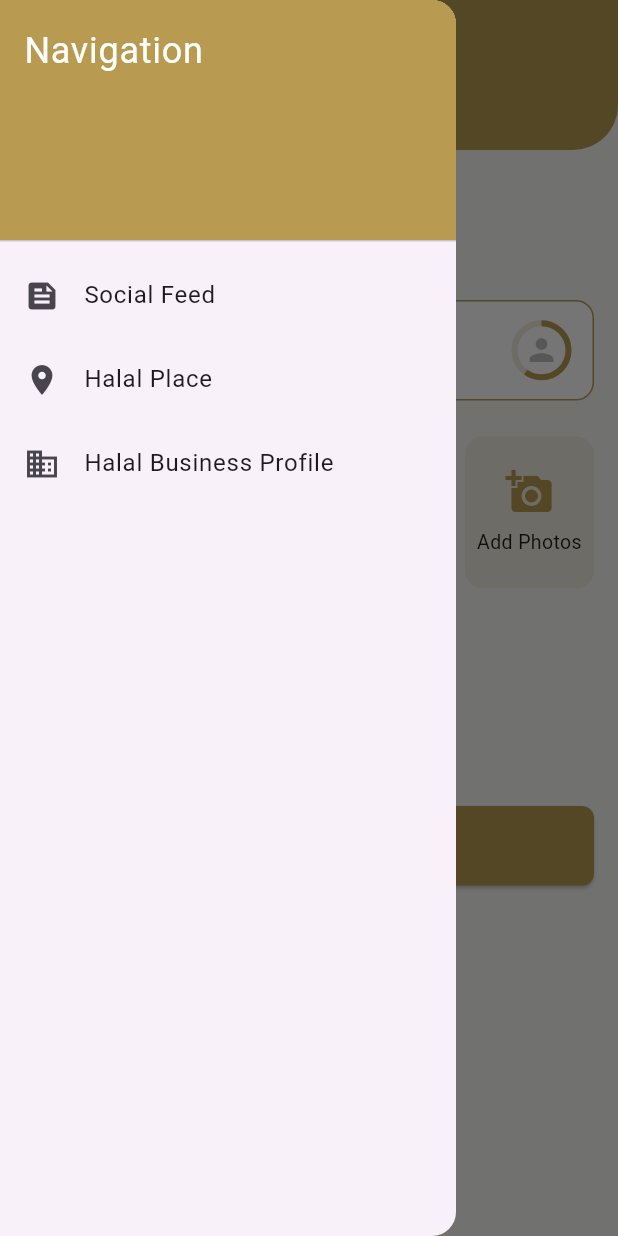
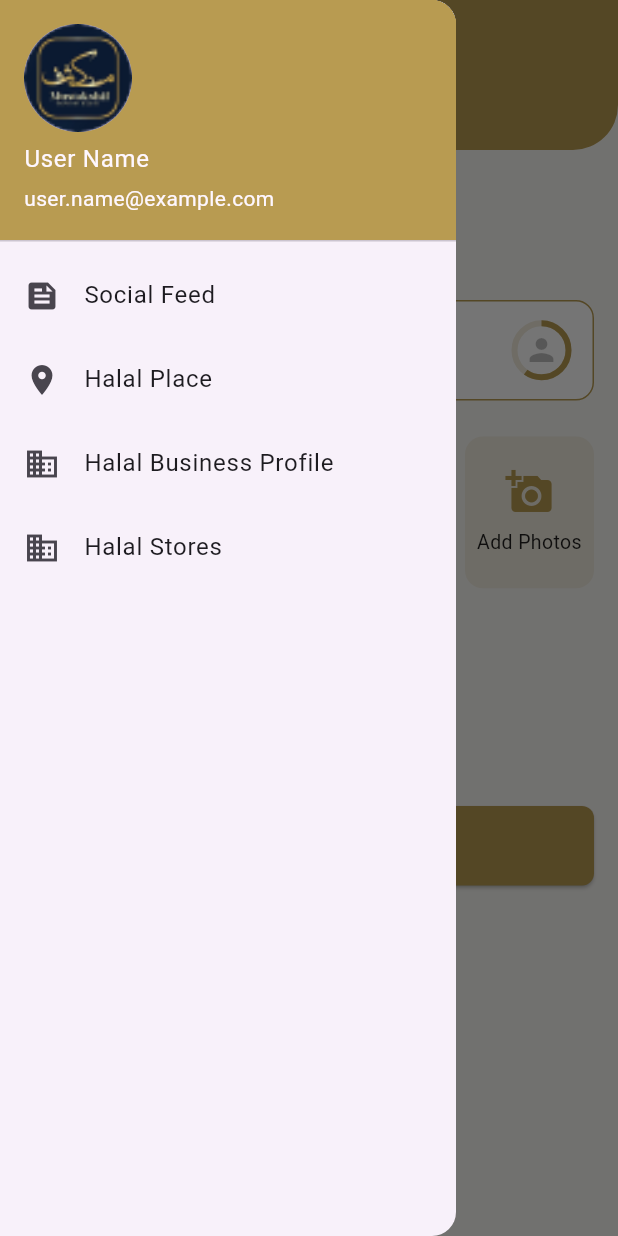
Before and after one commit to gohar95/Navicofost-Gohar-Trial, a Flutter app: the HalalBusinessProfileScreen screen opened directly, with the side drawer open, on a phone screen of 412 x 824 dp. Run offline on Flutter 3.47's test engine with Material 3 defaults, Android fonts, the phone set to English and light mode, and no system bars; network calls fail.

Commit message:
Added Navigation Drawer for better visualization

```diff
--- a/lib/widgets/app_drawer.dart
+++ b/lib/widgets/app_drawer.dart
@@ -1,4 +1,5 @@
 import 'package:flutter/material.dart';
+import 'package:untitled/screens/stores_screen.dart';
 import '../screens/halal_business_profile_screen.dart';
 import '../screens/halal_place_screen.dart';
 import '../screens/social_feed_screen.dart';
@@ -12,16 +13,14 @@ class AppDrawer extends StatelessWidget {
       child: ListView(
         padding: EdgeInsets.zero,
         children: <Widget>[
-          const DrawerHeader(
+          const UserAccountsDrawerHeader(
+            accountName: Text('User Name'),
+            accountEmail: Text('user.name@example.com'),
+            currentAccountPicture: CircleAvatar(
+              backgroundImage: AssetImage('images/app.png'),
+            ),
             decoration: BoxDecoration(
               color: Color(0xFFB89B51),
-            ),
-            child: Text(
-              'Navigation',
-              style: TextStyle(
-                color: Colors.white,
-                fontSize: 24,
-              ),
             ),
           ),
           ListTile(
@@ -51,6 +50,15 @@ class AppDrawer extends StatelessWidget {
               );
             },
           ),
+          ListTile(
+            leading: const Icon(Icons.business),
+            title: const Text('Halal Stores'),
+            onTap: () {
+              Navigator.of(context).pushReplacement(
+                MaterialPageRoute(builder: (context) => const StoresScreen()),
+              );
+            },
+          ),
         ],
       ),
     );
```
Also changed, not shown: lib/screens/challenge_screen.dart (+60 -1 lines).
